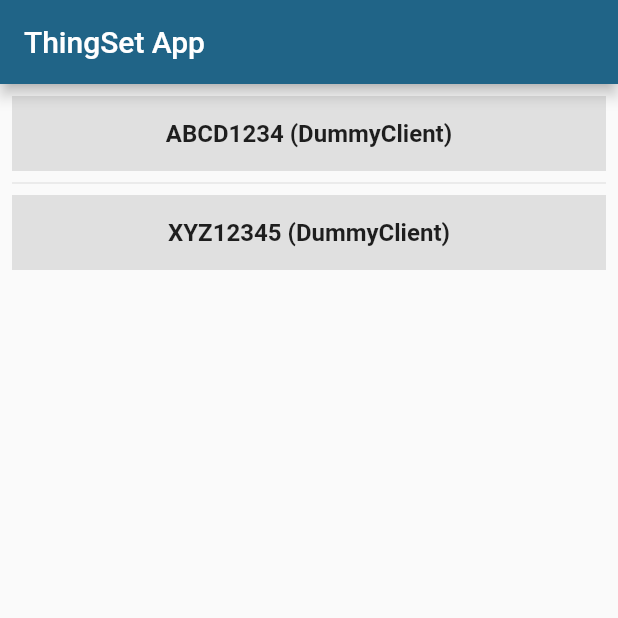
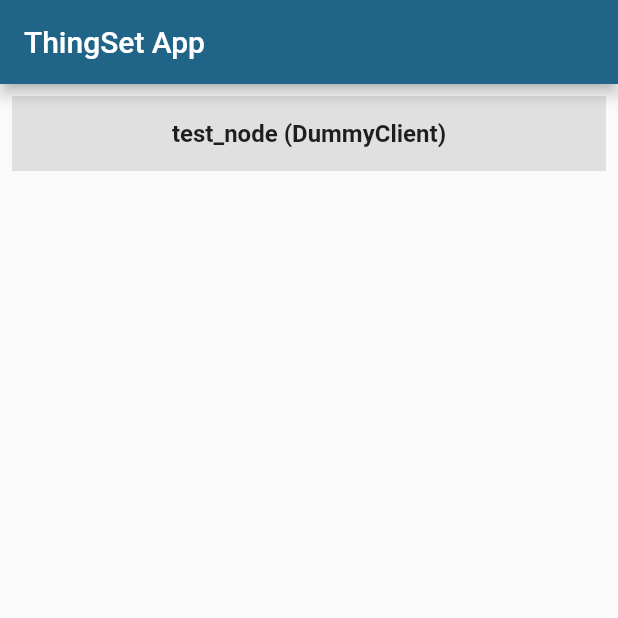
Before and after one commit to ThingSet/thingset-app, a Flutter app: the screen it shows after launch, on a phone screen of 412 x 824 dp, the top half of it. Run offline on Flutter 3.47's test engine with Material 2 defaults, Android fonts, the phone set to English and light mode, and no system bars; our stand-ins replace go_router; missing offline and left inert: window_size.

Commit message:
Await updateNodes() method using FutureBuilder widget

```diff
--- a/lib/clients/thingset.dart
+++ b/lib/clients/thingset.dart
@@ -13,8 +13,6 @@ abstract class ThingSetClient {
   Future<String> request(String msg);
   // Disconnect from the node
   Future<void> disconnect();
-  // List all connected nodes
-  List<String> listNodes();
 }
 
 class DummyClient extends ThingSetClient {
@@ -34,9 +32,4 @@ class DummyClient extends ThingSetClient {
   Future<void> disconnect() async {
     throw Exception('Dummy client. Not possible to disconnect.');
   }
-
-  @override
-  List<String> listNodes() {
-    return ["ABCD1234", "XYZ12345"];
-  }
 }
--- a/lib/models/connector.dart
+++ b/lib/models/connector.dart
@@ -22,10 +22,13 @@ class ConnectorModel extends ChangeNotifier {
 
   NodeModel? node(String name) => _nodes[name];
 
-  ConnectorModel(this._client) {
-    for (var nodeId in _client.listNodes()) {
-      nodes[nodeId] = NodeModel();
-    }
+  ConnectorModel(this._client);
+
+  // Update list of nodes connected to the client
+  Future<void> updateNodes() async {
+    // dummy implementation
+    _nodes['test_node'] = NodeModel();
+    await Future.delayed(Duration(seconds: 1));
   }
 
   /// Update data in the node based on desired state
--- a/lib/screens/home.dart
+++ b/lib/screens/home.dart
@@ -16,27 +16,55 @@ class HomeScreen extends StatelessWidget {
       appBar: AppBar(
         title: Text(title),
       ),
-      body: const Center(child: NodesList()),
+      body: Center(
+        child: Consumer<AppModel>(
+          builder: (context, appModel, child) {
+            const connectorName = 'dummy';
+            final connector = appModel.connectors[connectorName];
+            return NodesList(
+                connectorName: connectorName, connector: connector);
+          },
+        ),
+      ),
     );
   }
 }
 
 class NodesList extends StatelessWidget {
-  const NodesList({super.key});
+  final String connectorName;
+  final ConnectorModel connector;
+
+  const NodesList(
+      {super.key, required this.connectorName, required this.connector});
 
   @override
   Widget build(BuildContext context) {
-    const connectorName = 'dummy';
-    final connector = Provider.of<AppModel>(context).connector(connectorName)!;
-    final nodeIds = connector.nodeIds;
-    return ListView.separated(
-      padding: const EdgeInsets.all(8),
-      itemCount: nodeIds.length,
-      itemBuilder: (BuildContext context, int index) => NodeItem(
-          connectorName: connectorName,
-          connector: connector,
-          nodeId: nodeIds[index]),
-      separatorBuilder: (BuildContext context, int index) => const Divider(),
+    return ChangeNotifierProvider<ConnectorModel>(
+      create: (_) => connector,
+      child: Consumer<ConnectorModel>(
+        builder: (_, model, __) {
+          return FutureBuilder<void>(
+            future: model.updateNodes(),
+            builder: (context, snapshot) {
+              if (snapshot.connectionState == ConnectionState.done) {
+                return ListView.separated(
+                  padding: const EdgeInsets.all(8),
+                  itemCount: model.nodeIds.length,
+                  itemBuilder: (BuildContext context, int index) => NodeItem(
+                    connectorName: connectorName,
+                    connector: model,
+                    nodeId: model.nodeIds[index],
+                  ),
+                  separatorBuilder: (BuildContext context, int index) =>
+                      const Divider(),
+                );
+              } else {
+                return const CircularProgressIndicator();
+              }
+            },
+          );
+        },
+      ),
     );
   }
 }
```
